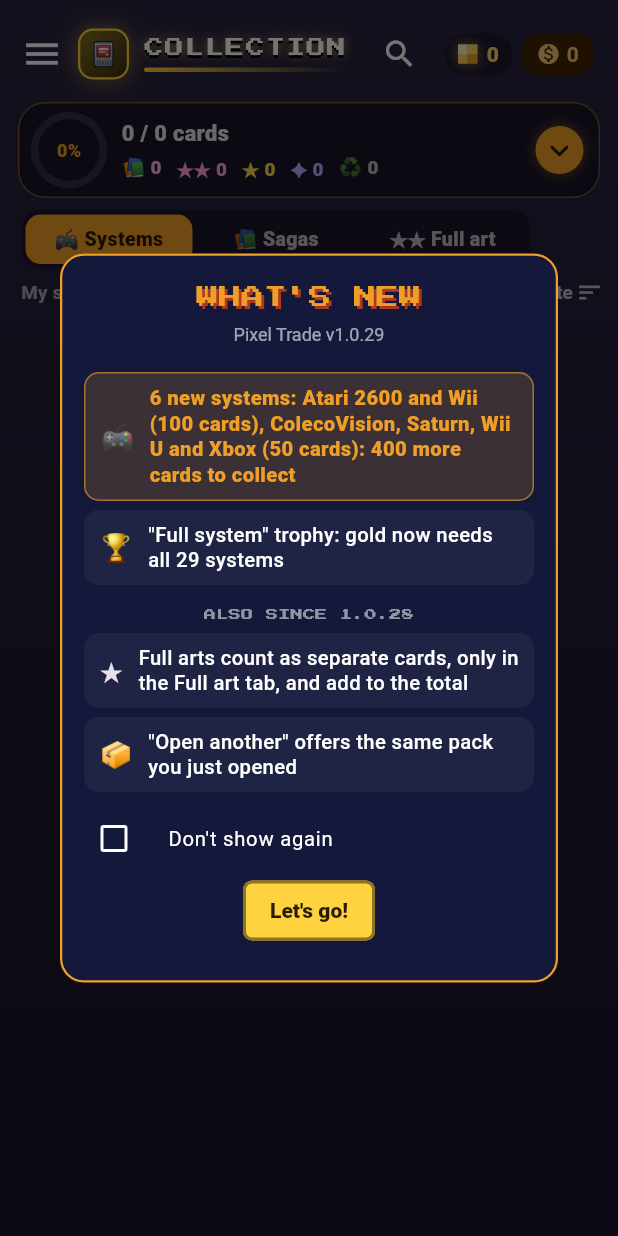
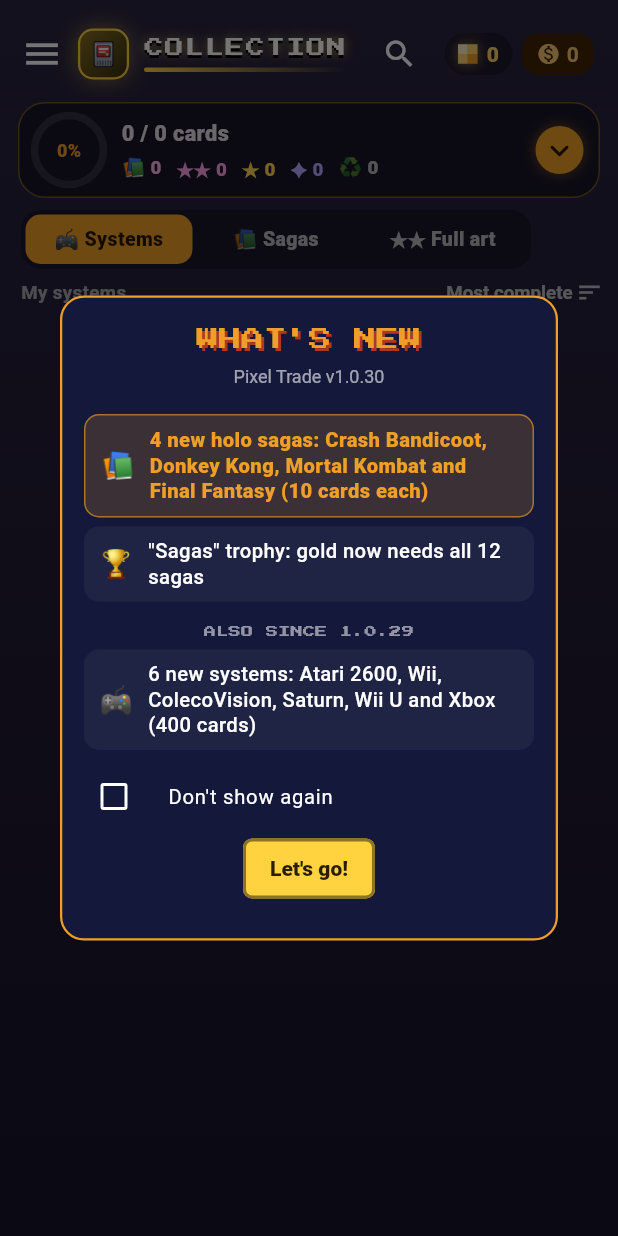
Before and after one commit to foclabroc/retro_collec_app, a Flutter app: the HomeShell screen opened directly, on a phone screen of 412 x 824 dp. Run offline on Flutter 3.47's test engine with Material 3 defaults, Android fonts, the phone set to English and light mode, and no system bars; our stand-ins replace flutter_local_notifications, google_fonts, open_filex, sensors_plus, shared_preferences, web; missing offline and left inert: dart:js_interop, workmanager; accounts and stored records are empty; network calls fail; statements that could not run were skipped.

Commit message:
Version 1.0.30 : 4 sagas (logos, nouveautés, CHANGELOG)
Co-Authored-By: Claude Opus 5.5 <noreply@anthropic.com>
Claude-Session: https://claude.ai/code/session_01Cs3xDsyiT7UpYJj1Vhg7QF

```diff
--- a/lib/update_check.dart
+++ b/lib/update_check.dart
@@ -19,7 +19,7 @@ import 'web_audio_stub.dart' if (dart.library.js_interop) 'web_audio_web.dart';
 // ═══════════════════════════════════════════════════════════════════════════
 
 /// Version de l'application (identique au pubspec.yaml, sans le « +N »).
-const kRetroCollecVersion = '1.0.29';
+const kRetroCollecVersion = '1.0.30';
 
 const _apiLatest = 'https://api.github.com/repos/foclabroc/retro_collec_app/releases/latest';
 const _releasesPage = 'https://github.com/foclabroc/retro_collec_app/releases/latest';
--- a/lib/whats_new.dart
+++ b/lib/whats_new.dart
@@ -12,13 +12,12 @@ import 'update_check.dart';
 // ═══════════════════════════════════════════════════════════════════════════
 
 const _kNews = <(String, String, String)>[
-  ('🎮', '6 nouvelles consoles : Atari 2600 et Wii (100 cartes), ColecoVision, Saturn, Wii U et Xbox (50 cartes) : 400 cartes de plus à collectionner',
-      '6 new systems: Atari 2600 and Wii (100 cards), ColecoVision, Saturn, Wii U and Xbox (50 cards): 400 more cards to collect'),
-  ('🏆', 'Trophée « Console complète » : l\'or demande maintenant les 29 consoles', '"Full system" trophy: gold now needs all 29 systems'),
-  ('#', 'Aussi depuis la 1.0.28', 'Also since 1.0.28'),
-  ('★', 'Les full art comptent comme des cartes à part, seulement dans l\'onglet Full art, et s\'ajoutent au total',
-      'Full arts count as separate cards, only in the Full art tab, and add to the total'),
-  ('📦', '« Ouvrir un autre » propose le même paquet que celui que tu viens d\'ouvrir', '"Open another" offers the same pack you just opened'),
+  ('📚', '4 nouvelles sagas en cartes holo : Crash Bandicoot, Donkey Kong, Mortal Kombat et Final Fantasy (10 cartes chacune)',
+      '4 new holo sagas: Crash Bandicoot, Donkey Kong, Mortal Kombat and Final Fantasy (10 cards each)'),
+  ('🏆', 'Trophée « Sagas » : l\'or demande maintenant les 12 sagas', '"Sagas" trophy: gold now needs all 12 sagas'),
+  ('#', 'Aussi depuis la 1.0.29', 'Also since 1.0.29'),
+  ('🎮', '6 nouvelles consoles : Atari 2600, Wii, ColecoVision, Saturn, Wii U et Xbox (400 cartes)',
+      '6 new systems: Atari 2600, Wii, ColecoVision, Saturn, Wii U and Xbox (400 cards)'),
 ];
 
 String get _prefKey => 'rc_news_hide_$kRetroCollecVersion';
--- a/pubspec.yaml
+++ b/pubspec.yaml
@@ -1,7 +1,7 @@
 name: retro_collec
 description: Pixel Trade — collection multijoueur de boîtes de jeux rétro (paquets, échanges, marché) by foclabroc
 publish_to: 'none'
-version: 1.0.29+30
+version: 1.0.30+31
 
 environment:
   sdk: '>=3.0.0 <4.0.0'
```
Also changed, not shown: assets/sagas/crash.webp (added), assets/sagas/dk.webp (added), assets/sagas/ff.webp (added), assets/sagas/mk.webp (added), 2 other files.
